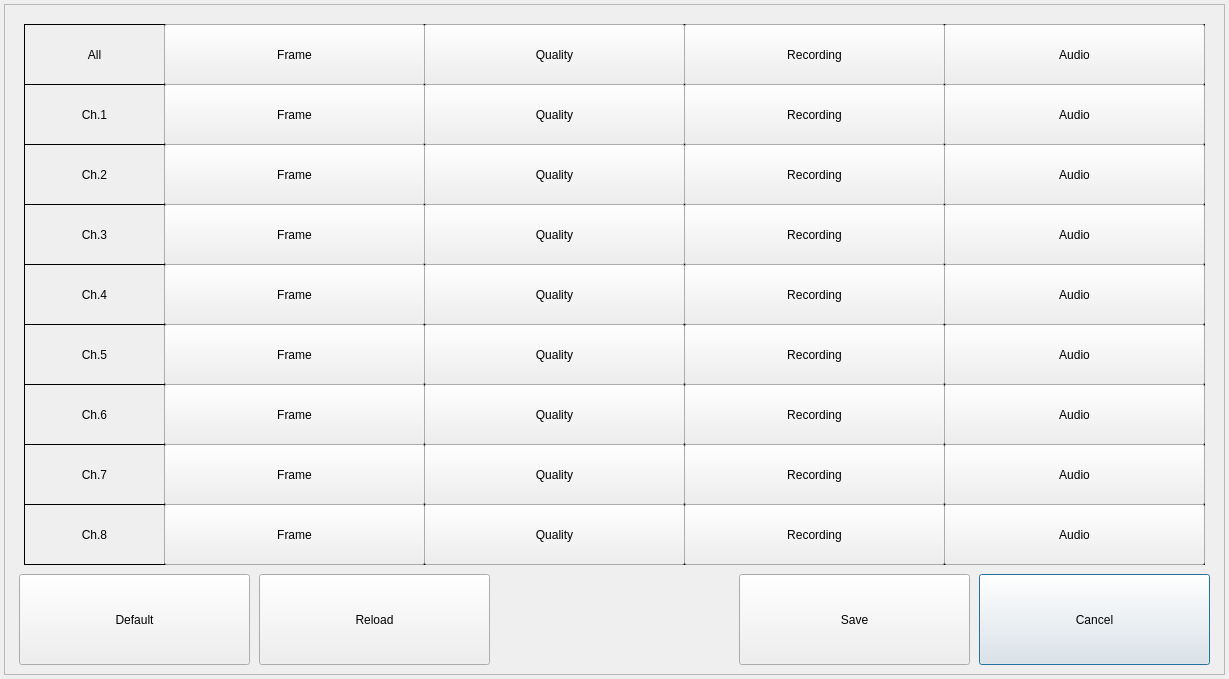
yjsin-emastec/neptune, file gui/mainwidget/src/dvrsetup/record/normal/normaldialog.ui: the form before one commit.
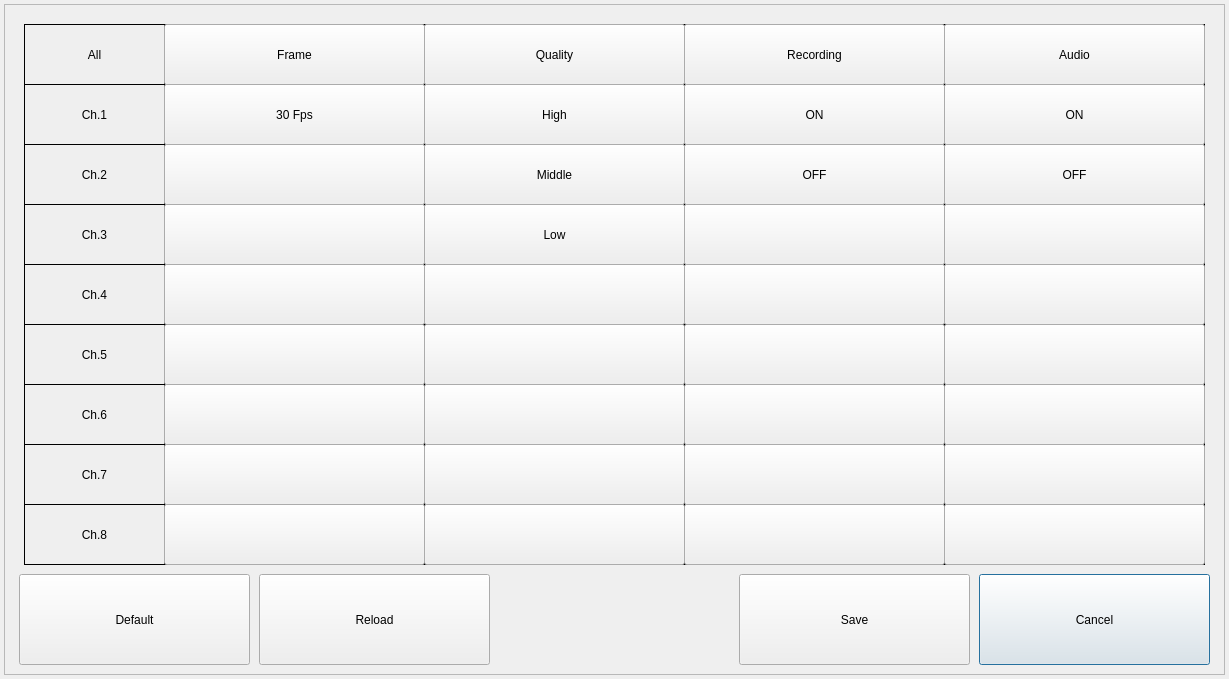
The form after the commit.

```diff
--- a/gui/mainwidget/src/dvrsetup/record/normal/normaldialog.ui
+++ b/gui/mainwidget/src/dvrsetup/record/normal/normaldialog.ui
@@ -591,7 +591,7 @@
      </rect>
     </property>
     <property name="text">
-     <string>Frame</string>
+     <string notr="true">30 Fps</string>
     </property>
    </widget>
    <widget class="QPushButton" name="buttonFrame2">
@@ -604,7 +604,7 @@
      </rect>
     </property>
     <property name="text">
-     <string>Frame</string>
+     <string/>
     </property>
    </widget>
    <widget class="QPushButton" name="buttonFrame3">
@@ -617,7 +617,7 @@
      </rect>
     </property>
     <property name="text">
-     <string>Frame</string>
+     <string/>
     </property>
    </widget>
    <widget class="QPushButton" name="buttonFrame4">
@@ -630,7 +630,7 @@
      </rect>
     </property>
     <property name="text">
-     <string>Frame</string>
+     <string/>
     </property>
    </widget>
    <widget class="QPushButton" name="buttonQuality1">
@@ -643,7 +643,7 @@
      </rect>
     </property>
     <property name="text">
-     <string>Quality</string>
+     <string notr="true">High</string>
     </property>
    </widget>
    <widget class="QPushButton" name="buttonQuality2">
@@ -656,7 +656,7 @@
      </rect>
     </property>
     <property name="text">
-     <string>Quality</string>
+     <string notr="true">Middle</string>
     </property>
    </widget>
    <widget class="QPushButton" name="buttonQuality3">
@@ -669,7 +669,7 @@
      </rect>
     </property>
     <property name="text">
-     <string>Quality</string>
+     <string notr="true">Low</string>
     </property>
    </widget>
    <widget class="QPushButton" name="buttonQuality4">
@@ -682,7 +682,7 @@
      </rect>
     </property>
     <property name="text">
-     <string>Quality</string>
+     <string/>
     </property>
    </widget>
    <widget class="QPushButton" name="buttonRecording1">
@@ -695,7 +695,7 @@
      </rect>
     </property>
     <property name="text">
-     <string>Recording</string>
+     <string notr="true">ON</string>
     </property>
    </widget>
    <widget class="QPushButton" name="buttonRecording2">
@@ -708,7 +708,7 @@
      </rect>
     </property>
     <property name="text">
-     <string>Recording</string>
+     <string notr="true">OFF</string>
     </property>
    </widget>
    <widget class="QPushButton" name="buttonRecording3">
@@ -721,7 +721,7 @@
      </rect>
     </property>
     <property name="text">
-     <string>Recording</string>
+     <string/>
     </property>
    </widget>
    <widget class="QPushButton" name="buttonRecording4">
@@ -734,7 +734,7 @@
      </rect>
     </property>
     <property name="text">
-     <string>Recording</string>
+     <string/>
     </property>
    </widget>
    <widget class="QPushButton" name="buttonAudio1">
@@ -747,7 +747,7 @@
      </rect>
     </property>
     <property name="text">
-     <string>Audio</string>
+     <string notr="true">ON</string>
     </property>
    </widget>
    <widget class="QPushButton" name="buttonAudio2">
@@ -760,7 +760,7 @@
      </rect>
     </property>
     <property name="text">
-     <string>Audio</string>
+     <string notr="true">OFF</string>
     </property>
    </widget>
    <widget class="QPushButton" name="buttonAudio3">
@@ -773,7 +773,7 @@
      </rect>
     </property>
     <property name="text">
-     <string>Audio</string>
+     <string/>
     </property>
    </widget>
    <widget class="QPushButton" name="buttonAudio4">
@@ -786,7 +786,7 @@
      </rect>
     </property>
     <property name="text">
-     <string>Audio</string>
+     <string/>
     </property>
    </widget>
    <widget class="QPushButton" name="buttonDefault">
@@ -977,7 +977,7 @@
      </rect>
     </property>
     <property name="text">
-     <string>Frame</string>
+     <string/>
     </property>
    </widget>
    <widget class="QPushButton" name="buttonFrame6">
@@ -990,7 +990,7 @@
      </rect>
     </property>
     <property name="text">
-     <string>Frame</string>
+     <string/>
     </property>
    </widget>
    <widget class="QPushButton" name="buttonFrame7">
@@ -1003,7 +1003,7 @@
      </rect>
     </property>
     <property name="text">
-     <string>Frame</string>
+     <string/>
     </property>
    </widget>
    <widget class="QPushButton" name="buttonFrame8">
@@ -1016,7 +1016,7 @@
      </rect>
     </property>
     <property name="text">
-     <string>Frame</string>
+     <string/>
     </property>
    </widget>
    <widget class="QLabel" name="labelQuality5">
@@ -1105,7 +1105,7 @@
      </rect>
     </property>
     <property name="text">
-     <string>Quality</string>
+     <string/>
     </property>
    </widget>
    <widget class="QPushButton" name="buttonQuality6">
@@ -1118,7 +1118,7 @@
      </rect>
     </property>
     <property name="text">
-     <string>Quality</string>
+     <string/>
     </property>
    </widget>
    <widget class="QPushButton" name="buttonQuality7">
@@ -1131,7 +1131,7 @@
      </rect>
     </property>
     <property name="text">
-     <string>Quality</string>
+     <string/>
     </property>
    </widget>
    <widget class="QPushButton" name="buttonQuality8">
@@ -1144,7 +1144,7 @@
      </rect>
     </property>
     <property name="text">
-     <string>Quality</string>
+     <string/>
     </property>
    </widget>
    <widget class="QLabel" name="labelRecording5">
@@ -1233,7 +1233,7 @@
      </rect>
     </property>
     <property name="text">
-     <string>Recording</string>
+     <string/>
     </property>
    </widget>
    <widget class="QPushButton" name="buttonRecording6">
@@ -1246,7 +1246,7 @@
      </rect>
     </property>
     <property name="text">
-     <string>Recording</string>
+     <string/>
     </property>
    </widget>
    <widget class="QPushButton" name="buttonRecording7">
@@ -1259,7 +1259,7 @@
      </rect>
     </property>
     <property name="text">
-     <string>Recording</string>
+     <string/>
     </property>
    </widget>
    <widget class="QPushButton" name="buttonRecording8">
@@ -1272,7 +1272,7 @@
      </rect>
     </property>
     <property name="text">
-     <string>Recording</string>
+     <string/>
     </property>
    </widget>
    <widget class="QLabel" name="labelAudio5">
@@ -1361,7 +1361,7 @@
      </rect>
     </property>
     <property name="text">
-     <string>Audio</string>
+     <string/>
     </property>
    </widget>
    <widget class="QPushButton" name="buttonAudio6">
@@ -1374,7 +1374,7 @@
      </rect>
     </property>
     <property name="text">
-     <string>Audio</string>
+     <string/>
     </property>
    </widget>
    <widget class="QPushButton" name="buttonAudio7">
@@ -1387,7 +1387,7 @@
      </rect>
     </property>
     <property name="text">
-     <string>Audio</string>
+     <string/>
     </property>
    </widget>
    <widget class="QPushButton" name="buttonAudio8">
@@ -1400,7 +1400,7 @@
      </rect>
     </property>
     <property name="text">
-     <string>Audio</string>
+     <string/>
     </property>
    </widget>
   </widget>
```
